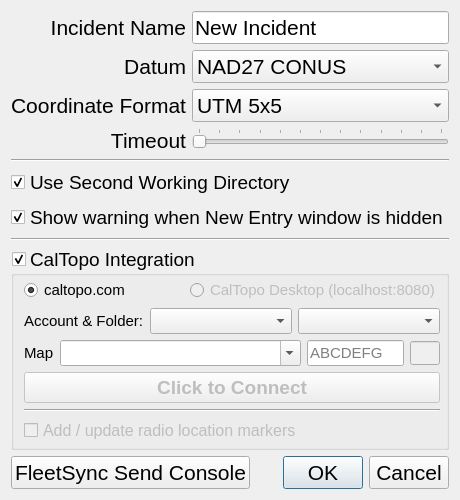
ncssar/radiolog, file designer/options.ui: the form before one commit.
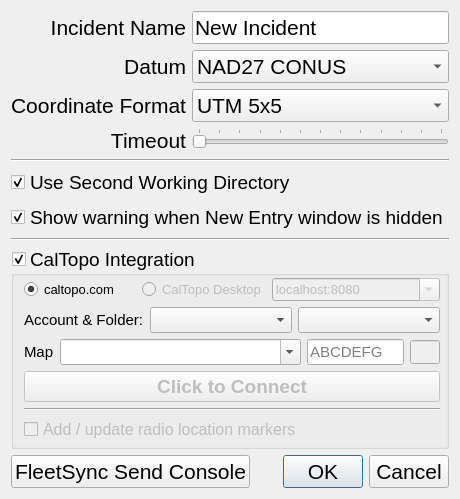
The form after the commit. Custom widgets are drawn as their Qt base class.

Commit message: WIP: progress on CTD connection - getAccountData is showing signs of life for CTD; some work on GUI too

```diff
--- a/designer/options.ui
+++ b/designer/options.ui
@@ -292,12 +292,12 @@
        <number>4</number>
       </property>
       <item>
-       <layout class="QHBoxLayout" name="horizontalLayout_4">
+       <layout class="QHBoxLayout" name="horizontalLayout_4" stretch="2,2,3">
         <item>
          <widget class="QRadioButton" name="radioButton">
           <property name="font">
            <font>
-            <pointsize>11</pointsize>
+            <pointsize>10</pointsize>
            </font>
           </property>
           <property name="text">
@@ -318,17 +318,35 @@
           </property>
           <property name="font">
            <font>
-            <pointsize>11</pointsize>
+            <pointsize>10</pointsize>
            </font>
           </property>
           <property name="text">
-           <string>CalTopo Desktop (localhost:8080)</string>
+           <string>CalTopo Desktop</string>
           </property>
           <attribute name="buttonGroup">
            <string notr="true">buttonGroup</string>
           </attribute>
          </widget>
         </item>
+        <item>
+         <widget class="QComboBox" name="ctdServerComboBox">
+          <property name="enabled">
+           <bool>false</bool>
+          </property>
+          <property name="font">
+           <font>
+            <pointsize>10</pointsize>
+           </font>
+          </property>
+          <property name="editable">
+           <bool>true</bool>
+          </property>
+          <property name="currentText">
+           <string>localhost:8080</string>
+          </property>
+         </widget>
+        </item>
        </layout>
       </item>
       <item>
```
Left out of the diff: 30 changed lines with no effect on the pictures. The commit also changes 3 other files.
